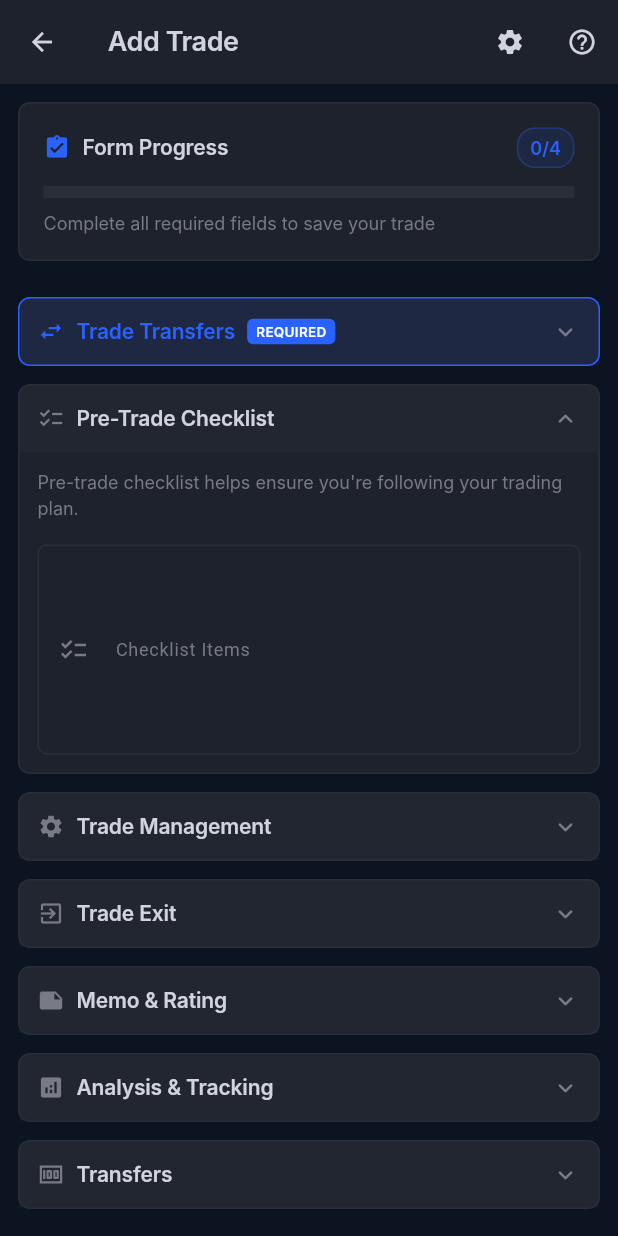
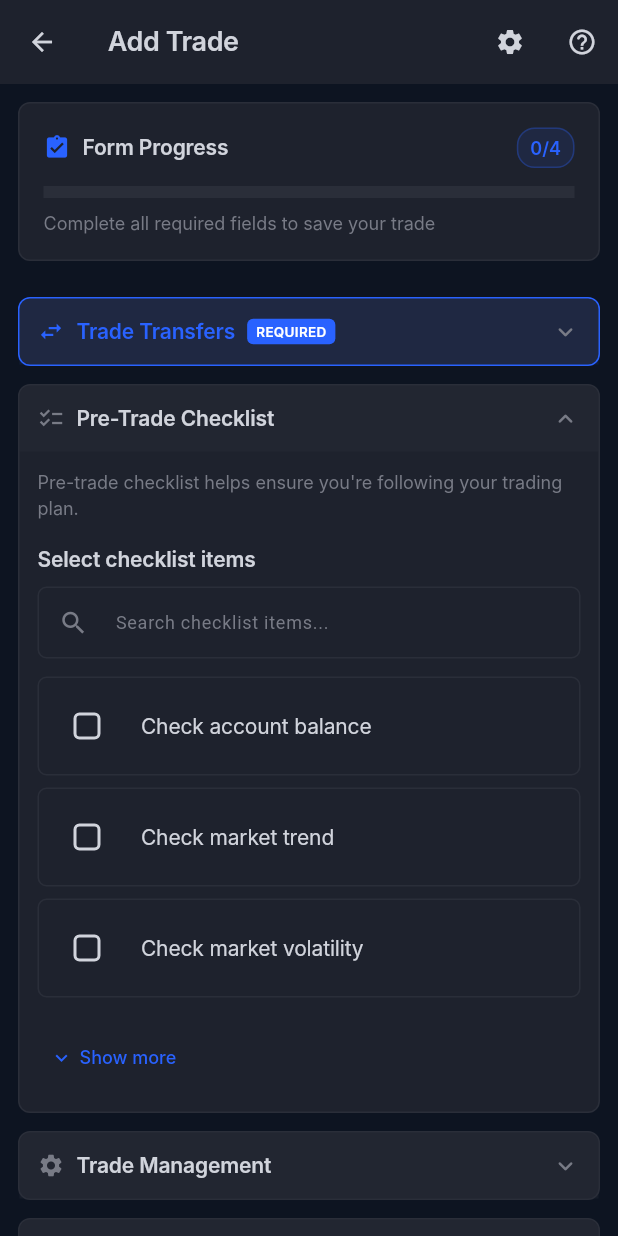
Before and after one commit to yuzaiakira/TradeMate, a Flutter app: the AddTradePage screen opened directly, after a tap on "Trade Transfers", after a tap on "Pre-Trade Checklist", on a phone screen of 412 x 824 dp. Run offline on Flutter 3.47's test engine with Material 3 defaults, Android fonts, the phone set to English and light mode, and no system bars; our stand-ins replace drift, equatable, fl_chart; accounts and stored records are empty; generated files the repository leaves out were written again; Roboto replaces fonts that are missing (Inter).

Commit message:
Add Pre-Trade Checklist feature with customizable checklist management. Implement ChecklistWidget for selection and search functionality in AddTrade and EditTrade pages. Update ManageValuesPage to manage checklist items and integrate UserDefinedValuesProvider for data handling. Enhance user experience by ensuring checklist items are easily accessible and manageable.

```diff
--- a/lib/core/data/repositories/user_defined_values_repository.dart
+++ b/lib/core/data/repositories/user_defined_values_repository.dart
@@ -172,6 +172,24 @@ class UserDefinedValuesRepositoryImpl implements UserDefinedValuesRepository {
       'Not Following Plan',
       'None',
     ]);
+
+    await _initializeCategory('checklist', [
+      'Check market trend',
+      'Set stop loss',
+      'Set take profit',
+      'Check risk/reward ratio',
+      'Verify position size',
+      'Check news/events',
+      'Review trading plan',
+      'Check market volatility',
+      'Verify entry price',
+      'Check trading volume',
+      'Review technical indicators',
+      'Check support/resistance levels',
+      'Verify leverage settings',
+      'Check account balance',
+      'Review previous trades',
+    ]);
   }
 
   Future<void> _initializeCategory(String category, List<String> defaultValues) async {
--- a/lib/core/providers/user_defined_values_provider.dart
+++ b/lib/core/providers/user_defined_values_provider.dart
@@ -104,6 +104,7 @@ class UserDefinedValuesProvider with ChangeNotifier {
       'exitMentalStates',
       'trackings',
       'mistakes',
+      'checklist',
     ];
 
     for (final category in categories) {
--- /dev/null
+++ b/lib/core/widgets/checklist_widget.dart
@@ -0,0 +1,311 @@
+import 'package:flutter/material.dart';
+import '../utils/app_theme.dart';
+
+class ChecklistWidget extends StatefulWidget {
+  final List<String> selectedItems;
+  final List<String> availableItems;
+  final Function(List<String>) onSelectionChanged;
+  final String? label;
+  final String? hint;
+
+  const ChecklistWidget({
+    super.key,
+    required this.selectedItems,
+    required this.availableItems,
+    required this.onSelectionChanged,
+    this.label,
+    this.hint,
+  });
+
+  @override
+  State<ChecklistWidget> createState() => _ChecklistWidgetState();
+}
+
+class _ChecklistWidgetState extends State<ChecklistWidget> {
+  final TextEditingController _searchController = TextEditingController();
+  String _searchQuery = '';
+  bool _showAllItems = false;
+
+  List<String> get filteredItems {
+    if (_searchQuery.isEmpty) {
+      return widget.availableItems;
+    }
+    return widget.availableItems
+        .where((item) => item.toLowerCase().contains(_searchQuery.toLowerCase()))
+        .toList();
+  }
+
+  List<String> get displayedItems {
+    if (_showAllItems) {
+      return filteredItems;
+    }
+    // Show selected items first, then up to 3 more items
+    final selected = filteredItems.where((item) => widget.selectedItems.contains(item)).toList();
+    final unselected = filteredItems.where((item) => !widget.selectedItems.contains(item)).take(3).toList();
+    return [...selected, ...unselected];
+  }
+
+  @override
+  void dispose() {
+    _searchController.dispose();
+    super.dispose();
+  }
+
+  @override
+  Widget build(BuildContext context) {
+    return Column(
+      crossAxisAlignment: CrossAxisAlignment.start,
+      children: [
+        // Label
+        if (widget.label != null) ...[
+          Text(
+            widget.label!,
+            style: AppTheme.bodyStyle.copyWith(
+              fontWeight: FontWeight.w600,
+              color: AppTheme.textPrimaryColor,
+            ),
+          ),
+          const SizedBox(height: 8),
+        ],
+
+        // Search bar
+        TextField(
+          controller: _searchController,
+          decoration: InputDecoration(
+            labelText: 'Search checklist items...',
+            hintText: widget.hint ?? 'Type to search items',
+            prefixIcon: const Icon(
+              Icons.search,
+              color: AppTheme.textSecondaryColor,
+              size: 20,
+            ),
+            suffixIcon: _searchQuery.isNotEmpty
+                ? IconButton(
+                    icon: const Icon(Icons.clear),
+                    onPressed: () {
+                      _searchController.clear();
+                      setState(() {
+                        _searchQuery = '';
+                      });
+                    },
+                  )
+                : null,
+            border: OutlineInputBorder(
+              borderRadius: BorderRadius.circular(6),
+              borderSide: const BorderSide(color: AppTheme.borderColor),
+            ),
+            enabledBorder: OutlineInputBorder(
+              borderRadius: BorderRadius.circular(6),
+              borderSide: const BorderSide(color: AppTheme.borderColor),
+            ),
+            focusedBorder: OutlineInputBorder(
+              borderRadius: BorderRadius.circular(6),
+              borderSide: const BorderSide(
+                color: AppTheme.primaryColor,
+                width: 1,
+              ),
+            ),
+            filled: true,
+            fillColor: AppTheme.surfaceColor,
+            contentPadding: const EdgeInsets.symmetric(
+              horizontal: 12,
+              vertical: 10,
+            ),
+            labelStyle: const TextStyle(
+              color: AppTheme.textSecondaryColor,
+              fontSize: 12,
+              fontWeight: FontWeight.w400,
+            ),
+            hintStyle: const TextStyle(
+              color: AppTheme.textTertiaryColor,
+              fontSize: 14,
+              fontWeight: FontWeight.w400,
+            ),
+          ),
+          onChanged: (value) {
+            setState(() {
+              _searchQuery = value;
+            });
+          },
+        ),
+
+        const SizedBox(height: 12),
+
+        // Checklist items
+        if (widget.availableItems.isEmpty)
+          _buildEmptyState()
+        else
+          _buildChecklistItems(),
+
+        // Show more/less button
+        if (filteredItems.length > 4 && !_searchQuery.isNotEmpty) ...[
+          const SizedBox(height: 8),
+          TextButton(
+            onPressed: () {
+              setState(() {
+                _showAllItems = !_showAllItems;
+              });
+            },
+            style: TextButton.styleFrom(
+              padding: const EdgeInsets.symmetric(horizontal: 8, vertical: 4),
+              minimumSize: Size.zero,
+            ),
+            child: Row(
+              mainAxisSize: MainAxisSize.min,
+              children: [
+                Icon(
+                  _showAllItems ? Icons.expand_less : Icons.expand_more,
+                  size: 16,
+                  color: AppTheme.primaryColor,
+                ),
+                const SizedBox(width: 4),
+                Text(
+                  _showAllItems ? 'Show less' : 'Show more',
+                  style: AppTheme.captionStyle.copyWith(
+                    color: AppTheme.primaryColor,
+                    fontWeight: FontWeight.w500,
+                  ),
+                ),
+              ],
+            ),
+          ),
+        ],
+
+        // Selected items summary
+        if (widget.selectedItems.isNotEmpty) ...[
+          const SizedBox(height: 12),
+          Container(
+            padding: const EdgeInsets.all(12),
+            decoration: BoxDecoration(
+              color: AppTheme.primaryColor.withValues(alpha: 0.1),
+              borderRadius: BorderRadius.circular(6),
+              border: Border.all(
+                color: AppTheme.primaryColor.withValues(alpha: 0.3),
+              ),
+            ),
+            child: Row(
+              children: [
+                Icon(
+                  Icons.check_circle,
+                  color: AppTheme.primaryColor,
+                  size: 16,
+                ),
+                const SizedBox(width: 8),
+                Expanded(
+                  child: Text(
+                    '${widget.selectedItems.length} item${widget.selectedItems.length == 1 ? '' : 's'} selected',
+                    style: AppTheme.captionStyle.copyWith(
+                      color: AppTheme.primaryColor,
+                      fontWeight: FontWeight.w500,
+                    ),
+                  ),
+                ),
+                TextButton(
+                  onPressed: () {
+                    widget.onSelectionChanged([]);
+                  },
+                  style: TextButton.styleFrom(
+                    padding: const EdgeInsets.symmetric(horizontal: 8, vertical: 4),
+                    minimumSize: Size.zero,
+                  ),
+                  child: Text(
+                    'Clear all',
+                    style: AppTheme.captionStyle.copyWith(
+                      color: AppTheme.primaryColor,
+                      fontWeight: FontWeight.w500,
+                    ),
+                  ),
+                ),
+              ],
+            ),
+          ),
+        ],
+      ],
+    );
+  }
+
+  Widget _buildEmptyState() {
+    return Container(
+      padding: const EdgeInsets.all(16),
+      decoration: BoxDecoration(
+        color: AppTheme.surfaceColor,
+        borderRadius: BorderRadius.circular(6),
+        border: Border.all(color: AppTheme.borderColor),
+      ),
+      child: Column(
+        children: [
+          Icon(
+            Icons.checklist,
+            size: 32,
+            color: AppTheme.textSecondaryColor,
+          ),
+          const SizedBox(height: 8),
+          Text(
+            'No checklist items available',
+            style: AppTheme.bodyStyle.copyWith(
+              color: AppTheme.textSecondaryColor,
+              fontWeight: FontWeight.w500,
+            ),
+          ),
+          const SizedBox(height: 4),
+          Text(
+            'Go to Manage Values to add checklist items',
+            style: AppTheme.captionStyle.copyWith(
+              color: AppTheme.textTertiaryColor,
+            ),
+          ),
+        ],
+      ),
+    );
+  }
+
+  Widget _buildChecklistItems() {
+    return Column(
+      children: displayedItems.map((item) {
+        final isSelected = widget.selectedItems.contains(item);
+        return Container(
+          margin: const EdgeInsets.only(bottom: 8),
+          decoration: BoxDecoration(
+            color: isSelected
+                ? AppTheme.primaryColor.withValues(alpha: 0.1)
+                : AppTheme.surfaceColor,
+            borderRadius: BorderRadius.circular(6),
+            border: Border.all(
+              color: isSelected
+                  ? AppTheme.primaryColor.withValues(alpha: 0.3)
+                  : AppTheme.borderColor,
+            ),
+          ),
+          child: CheckboxListTile(
+            value: isSelected,
+            onChanged: (bool? value) {
+              final newSelection = List<String>.from(widget.selectedItems);
+              if (value == true) {
+                if (!newSelection.contains(item)) {
+                  newSelection.add(item);
+                }
+              } else {
+                newSelection.remove(item);
+              }
+              widget.onSelectionChanged(newSelection);
+            },
+            title: Text(
+              item,
+              style: AppTheme.bodyStyle.copyWith(
+                color: AppTheme.textPrimaryColor,
+                fontWeight: isSelected ? FontWeight.w500 : FontWeight.w400,
+              ),
+            ),
+            controlAffinity: ListTileControlAffinity.leading,
+            contentPadding: const EdgeInsets.symmetric(horizontal: 12, vertical: 4),
+            checkboxShape: RoundedRectangleBorder(
+              borderRadius: BorderRadius.circular(4),
+            ),
+            activeColor: AppTheme.primaryColor,
+            checkColor: Colors.white,
+          ),
+        );
+      }).toList(),
+    );
+  }
+}
--- a/lib/features/add_trade/presentation/pages/add_trade_page.dart
+++ b/lib/features/add_trade/presentation/pages/add_trade_page.dart
@@ -6,6 +6,7 @@ import '../../../../core/utils/app_theme.dart';
 import '../../../../core/widgets/multi_select_dropdown.dart';
 import '../../../../core/widgets/custom_time_picker.dart';
 import '../../../../core/widgets/toast_message.dart';
+import '../../../../core/widgets/checklist_widget.dart';
 import '../../../../core/providers/user_defined_values_provider.dart';
 import 'manage_values_page.dart';
 import '../../../../core/utils/navigation_service.dart';
@@ -1291,6 +1292,13 @@ class _AddTradePageState extends State<AddTradePage> {
   }
 
   Widget _buildChecklistSection(AddTradeProvider provider) {
+    return Consumer<UserDefinedValuesProvider>(
+      builder: (context, userValuesProvider, child) {
+        return FutureBuilder<List<String>>(
+          future: userValuesProvider.getValues('checklist'),
+          builder: (context, snapshot) {
+            final availableItems = snapshot.data ?? [];
+
             return Column(
               crossAxisAlignment: CrossAxisAlignment.start,
               children: [
@@ -1301,22 +1309,20 @@ class _AddTradePageState extends State<AddTradePage> {
                   ),
                 ),
                 const SizedBox(height: 16),
-        TextFormField(
-          decoration: AppTheme.inputDecoration(
-            labelText: 'Checklist Items',
-            hintText: 'Enter checklist items (one per line)',
-            prefixIcon: Icons.checklist,
-          ),
-          maxLines: 5,
-          onChanged: (value) {
-            final items = value
-                .split('\n')
-                .where((item) => item.trim().isNotEmpty)
-                .toList();
-            provider.updateChecklist(items);
-          },
-        ),
-      ],
+                ChecklistWidget(
+                  selectedItems: provider.checklist ?? [],
+                  availableItems: availableItems,
+                  onSelectionChanged: (selectedItems) {
+                    provider.updateChecklist(selectedItems);
+                  },
+                  label: 'Select checklist items',
+                  hint: 'Search and select items from your checklist',
+                ),
+              ],
+            );
+          },
+        );
+      },
     );
   }
 
--- a/lib/features/add_trade/presentation/pages/edit_trade_page.dart
+++ b/lib/features/add_trade/presentation/pages/edit_trade_page.dart
@@ -6,6 +6,7 @@ import '../provider/edit_trade_provider.dart';
 import '../../../../core/utils/app_theme.dart';
 import '../../../../core/widgets/custom_time_picker.dart';
 import '../../../../core/widgets/multi_select_dropdown.dart';
+import '../../../../core/widgets/checklist_widget.dart';
 import '../../../../core/providers/user_defined_values_provider.dart';
 
 class EditTradePage extends StatefulWidget {
@@ -691,6 +692,13 @@ class _EditTradePageState extends State<EditTradePage> {
   }
 
   Widget _buildChecklistSection(AddTradeProvider provider) {
+    return Consumer<UserDefinedValuesProvider>(
+      builder: (context, userValuesProvider, child) {
+        return FutureBuilder<List<String>>(
+          future: userValuesProvider.getValues('checklist'),
+          builder: (context, snapshot) {
+            final availableItems = snapshot.data ?? [];
+
             return Container(
               decoration: AppTheme.cardDecoration,
               child: Padding(
@@ -713,21 +721,22 @@ class _EditTradePageState extends State<EditTradePage> {
                       ),
                     ),
                     const SizedBox(height: 16),
-            TextFormField(
-              decoration: AppTheme.inputDecoration(
-                labelText: 'Checklist Items',
-                prefixIcon: Icons.checklist,
-              ),
-              controller: _checklistController,
-              maxLines: 5,
-              onChanged: (value) {
-                final items = value.split('\n').where((item) => item.trim().isNotEmpty).toList();
-                provider.updateChecklist(items);
-              },
-            ),
-          ],
-        ),
-      ),
+                    ChecklistWidget(
+                      selectedItems: provider.checklist ?? [],
+                      availableItems: availableItems,
+                      onSelectionChanged: (selectedItems) {
+                        provider.updateChecklist(selectedItems);
+                      },
+                      label: 'Select checklist items',
+                      hint: 'Search and select items from your checklist',
+                    ),
+                  ],
+                ),
+              ),
+            );
+          },
+        );
+      },
     );
   }
 
--- a/lib/features/add_trade/presentation/pages/manage_values_page.dart
+++ b/lib/features/add_trade/presentation/pages/manage_values_page.dart
@@ -73,6 +73,13 @@ class _ManageValuesPageState extends State<ManageValuesPage> {
       'description':
           'Manage your mistake categories (e.g., FOMO, Over-leveraged)',
       'hint': 'Add new mistake type...',
+    },
+    'checklist': {
+      'title': 'Pre-Trade Checklist',
+      'icon': Icons.checklist,
+      'description':
+          'Manage your pre-trade checklist items (e.g., Check market trend, Set stop loss)',
+      'hint': 'Add new checklist item...',
     },
   };
 
```
Also changed, not shown: 1 other file. Lines whose indentation alone changed are shown as unchanged.
